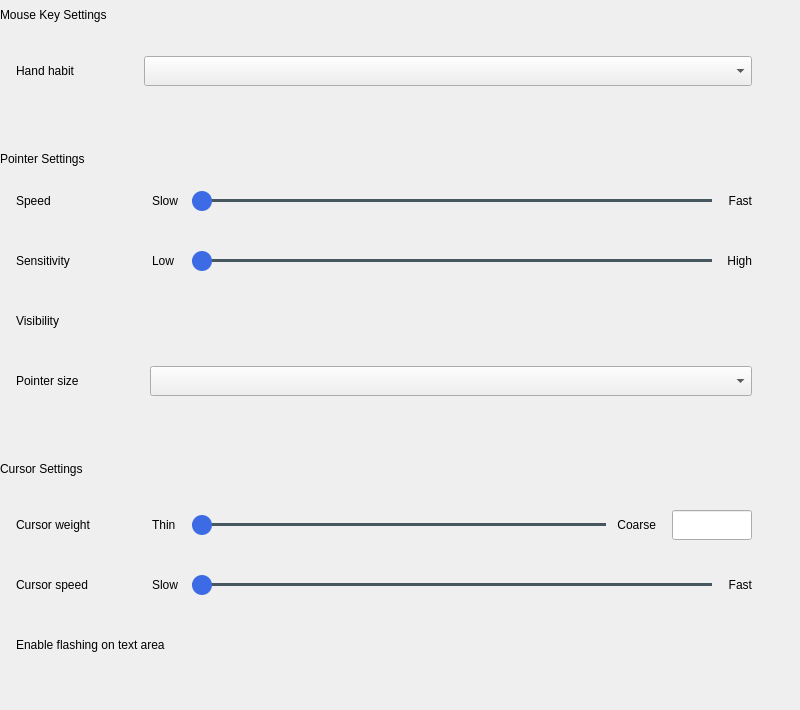
First picture: the form in plugins/devices/mouse/mousecontrol.ui, repository ukui/ukui-control-center, before the edit.
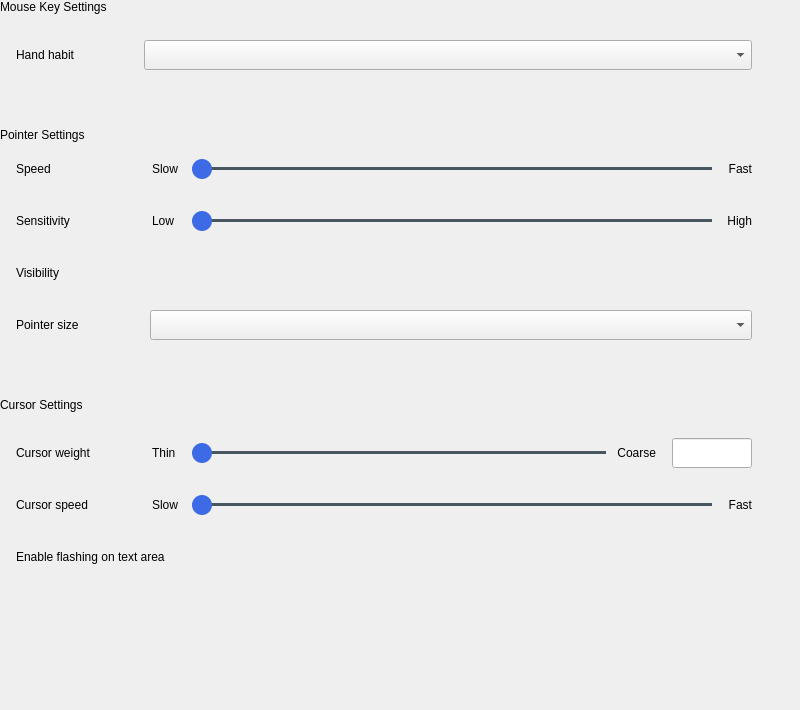
Second picture: the form after the edit.

What changed in the file:
```diff
--- a/plugins/devices/mouse/mousecontrol.ui
+++ b/plugins/devices/mouse/mousecontrol.ui
@@ -1125,6 +1125,19 @@
      </layout>
     </widget>
    </item>
+   <item>
+    <spacer name="verticalSpacer_5">
+     <property name="orientation">
+      <enum>Qt::Vertical</enum>
+     </property>
+     <property name="sizeHint" stdset="0">
+      <size>
+       <width>20</width>
+       <height>40</height>
+      </size>
+     </property>
+    </spacer>
+   </item>
   </layout>
  </widget>
  <layoutdefault spacing="6" margin="11"/>
```
